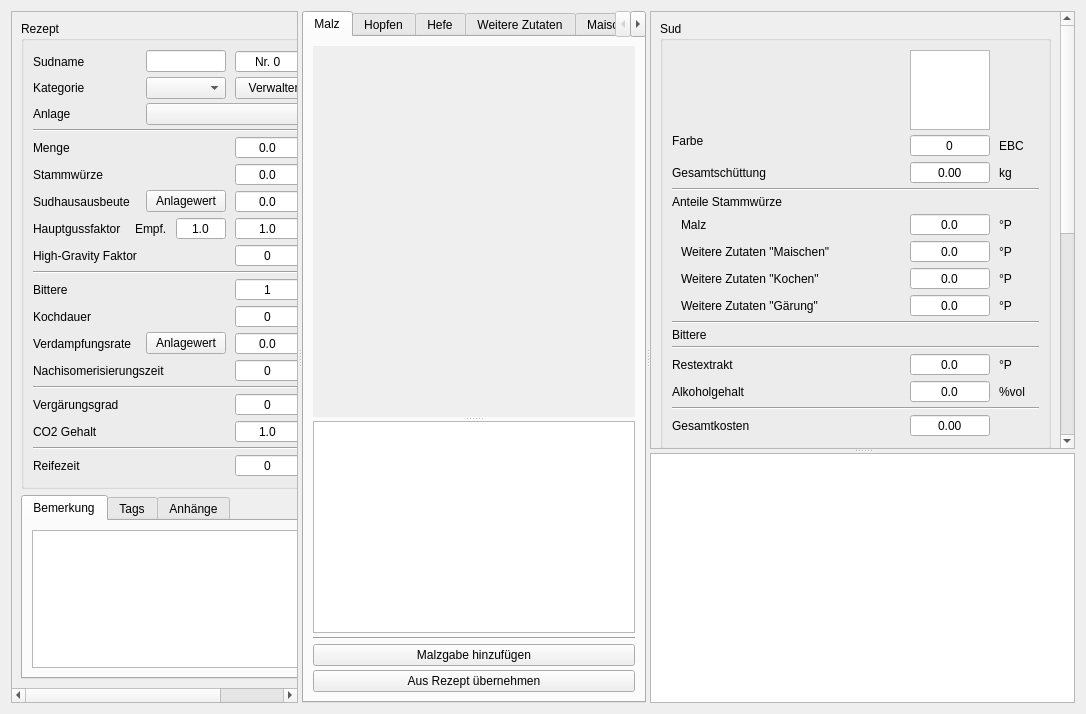
Above: kleiner-brauhelfer/tabrezept.ui from kleiner-brauhelfer/kleiner-brauhelfer-2 before the change. Below: the same form after it.
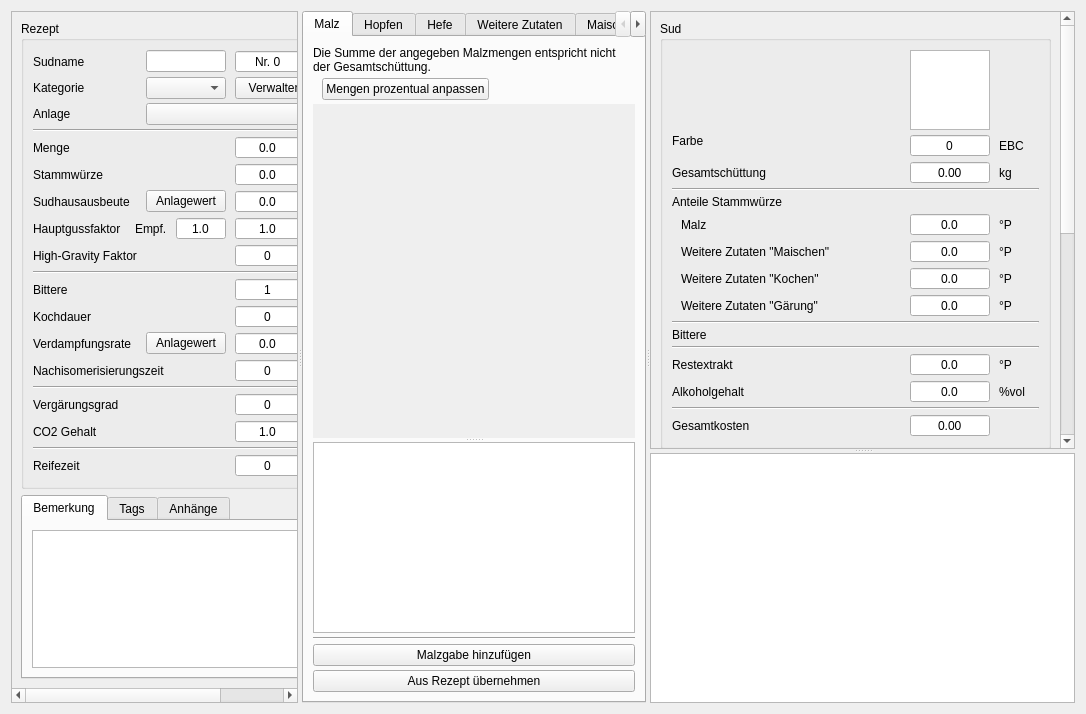
That is the form after the change. Icons and pictures are not drawn. Custom widgets are drawn as their Qt base class.

Commit message: Malzmengen prozentual anpassen

The edit to the form file:
```diff
--- a/kleiner-brauhelfer/tabrezept.ui
+++ b/kleiner-brauhelfer/tabrezept.ui
@@ -898,6 +898,67 @@
         <property name="spacing">
          <number>4</number>
         </property>
+        <item>
+         <widget class="QWidget" name="wdgWarnungMalz" native="true">
+          <layout class="QVBoxLayout" name="verticalLayout_15">
+           <property name="spacing">
+            <number>4</number>
+           </property>
+           <property name="leftMargin">
+            <number>0</number>
+           </property>
+           <property name="topMargin">
+            <number>0</number>
+           </property>
+           <property name="rightMargin">
+            <number>0</number>
+           </property>
+           <property name="bottomMargin">
+            <number>0</number>
+           </property>
+           <item>
+            <widget class="QLabel" name="lblWarnungMalz">
+             <property name="text">
+              <string>Die Summe der angegeben Malzmengen entspricht nicht der Gesamtschüttung.</string>
+             </property>
+             <property name="wordWrap">
+              <bool>true</bool>
+             </property>
+            </widget>
+           </item>
+           <item>
+            <layout class="QHBoxLayout" name="horizontalLayout_9">
+             <property name="leftMargin">
+              <number>9</number>
+             </property>
+             <item>
+              <widget class="QPushButton" name="btnMalzProzente">
+               <property name="toolTip">
+                <string>&lt;html&gt;&lt;head/&gt;&lt;body&gt;&lt;p&gt;Hiermit wird die Summe der angegebenen Malzmengen mit der erforderlichen Gesamtschüttung verglichen und die &lt;span style=&quot; font-weight:600;&quot;&gt;Mengen prozentual angepasst&lt;/span&gt;.&lt;/p&gt;&lt;p&gt;Diese Funktion eignet sich, um Rezepte zu übernehmen, bei denen die Mengen in Gewicht und nicht in Prozent angegeben sind.&lt;/p&gt;&lt;/body&gt;&lt;/html&gt;</string>
+               </property>
+               <property name="text">
+                <string>Mengen prozentual anpassen</string>
+               </property>
+              </widget>
+             </item>
+             <item>
+              <spacer name="horizontalSpacer_14">
+               <property name="orientation">
+                <enum>Qt::Horizontal</enum>
+               </property>
+               <property name="sizeHint" stdset="0">
+                <size>
+                 <width>40</width>
+                 <height>20</height>
+                </size>
+               </property>
+              </spacer>
+             </item>
+            </layout>
+           </item>
+          </layout>
+         </widget>
+        </item>
         <item>
          <widget class="QSplitter" name="splitterMalzDiagram">
           <property name="orientation">
```
Left out of the diff: 3 changed lines with no effect on the pictures. The commit also changes 6 other files.
